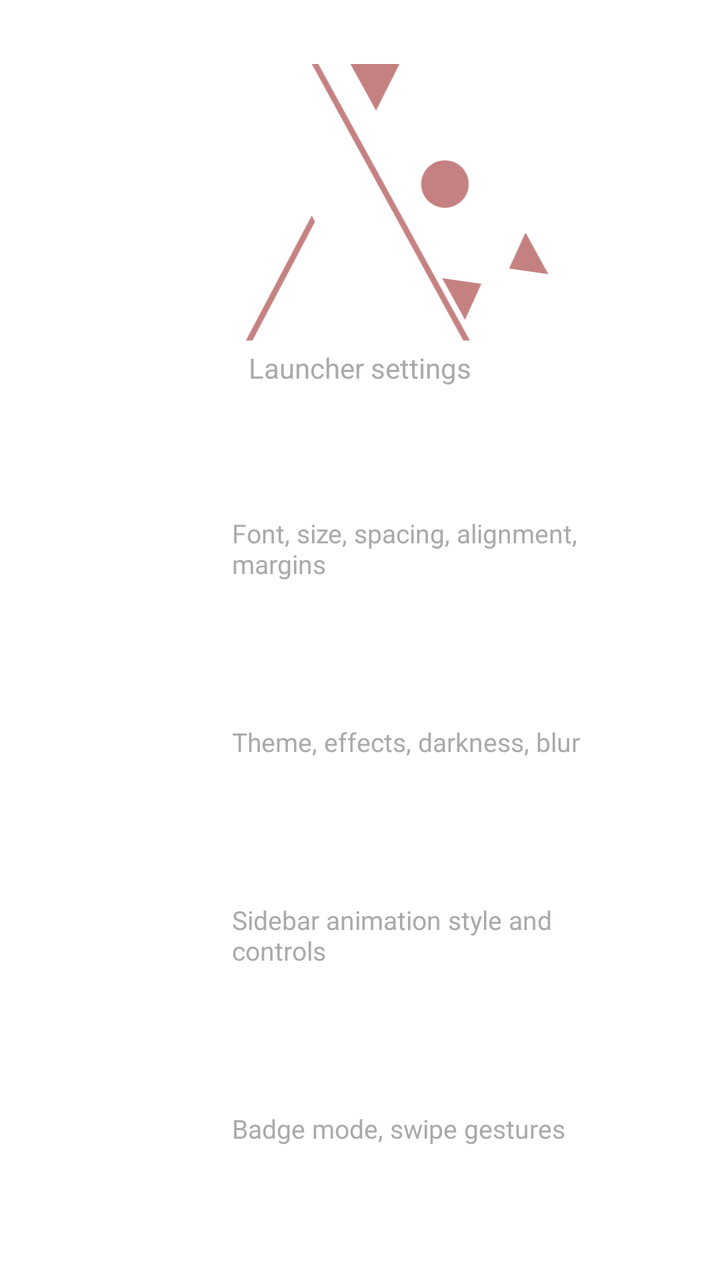
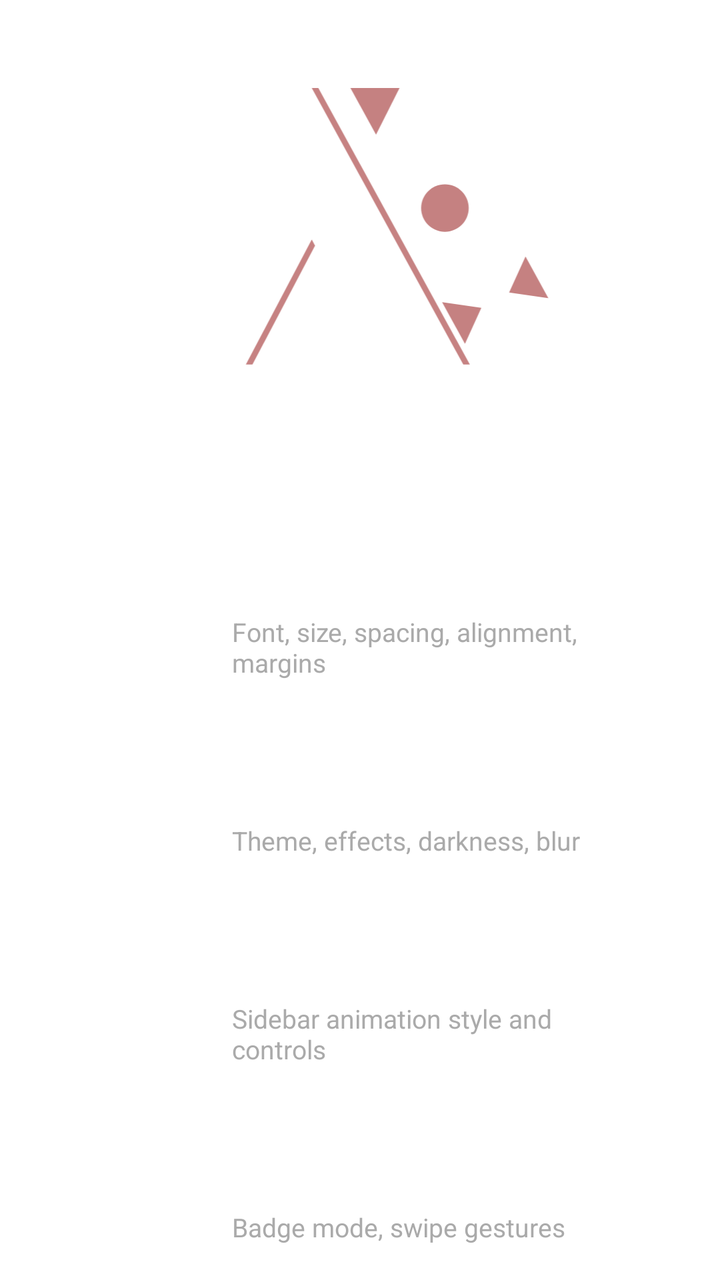

The first picture is an Android layout as it rendered before a commit; the second is the same layout after the commit. The layout source and the unified diff follow.
<!-- AndroidManifest.xml: application theme Theme.Avox -->
<!-- res/layout/fragment_settings_menu.xml -->
<?xml version="1.0" encoding="utf-8"?>
<ScrollView xmlns:android="http://schemas.android.com/apk/res/android"
    android:layout_width="match_parent"
    android:layout_height="match_parent"
    android:fillViewport="true">

    <LinearLayout
        android:layout_width="match_parent"
        android:layout_height="wrap_content"
        android:orientation="vertical"
        android:padding="32dp">

        <ImageView
            android:layout_width="200dp"
            android:layout_height="wrap_content"
            android:adjustViewBounds="true"
            android:layout_gravity="center_horizontal"
            android:src="@drawable/ic_avox_logo"
            android:contentDescription="@string/app_name" />

        <TextView
            android:layout_width="wrap_content"
            android:layout_height="wrap_content"
            android:layout_gravity="center_horizontal"
            android:text="@string/settings_menu_title"
            android:textColor="#AAAAAA"
            android:textSize="14sp"
            android:layout_marginTop="4dp"
            android:layout_marginBottom="24dp" />


        <LinearLayout
            android:id="@+id/cardAppearance"
            android:layout_width="match_parent"
            android:layout_height="wrap_content"
            android:orientation="horizontal"
            android:gravity="center_vertical"
            android:background="#00000000"
            android:paddingHorizontal="20dp"
            android:paddingVertical="16dp"
            android:layout_marginBottom="12dp"
            android:clickable="true"
            android:focusable="true">

            <TextView
                android:layout_width="48dp"
                android:layout_height="48dp"
                android:background="@drawable/circle_dark_bg"
                android:gravity="center"
                android:text="Aa"
                android:textColor="#FFFFFF"
                android:textSize="18sp"
                android:textStyle="bold"
                android:layout_marginEnd="16dp" />

            <LinearLayout
                android:layout_width="0dp"
                android:layout_height="wrap_content"
                android:layout_weight="1"
                android:orientation="vertical">

                <TextView
                    android:layout_width="wrap_content"
                    android:layout_height="wrap_content"
                    android:text="@string/settings_appearance"
                    android:textColor="#FFFFFF"
                    android:textSize="18sp"
                    android:textStyle="bold" />

                <TextView
                    android:layout_width="wrap_content"
                    android:layout_height="wrap_content"
                    android:text="@string/settings_appearance_summary"
                    android:textColor="#AAAAAA"
                    android:textSize="13sp" />
            </LinearLayout>
        </LinearLayout>

        <LinearLayout
            android:id="@+id/cardWallpaper"
            android:layout_width="match_parent"
            android:layout_height="wrap_content"
            android:orientation="horizontal"
            android:gravity="center_vertical"
            android:background="#00000000"
            android:paddingHorizontal="20dp"
            android:paddingVertical="16dp"
            android:layout_marginBottom="12dp"
            android:clickable="true"
            android:focusable="true">

            <TextView
                android:layout_width="48dp"
                android:layout_height="48dp"
                android:background="@drawable/circle_dark_bg"
                android:gravity="center"
                android:text="▣"
                android:textColor="#FFFFFF"
                android:textSize="22sp"
                android:textStyle="bold"
                android:layout_marginEnd="16dp" />

            <LinearLayout
                android:layout_width="0dp"
                android:layout_height="wrap_content"
                android:layout_weight="1"
                android:orientation="vertical">

                <TextView
                    android:layout_width="wrap_content"
                    android:layout_height="wrap_content"
                    android:text="@string/settings_wallpaper"
                    android:textColor="#FFFFFF"
                    android:textSize="18sp"
                    android:textStyle="bold" />

                <TextView
                    android:layout_width="wrap_content"
                    android:layout_height="wrap_content"
                    android:text="@string/settings_wallpaper_summary"
                    android:textColor="#AAAAAA"
                    android:textSize="13sp" />
            </LinearLayout>
        </LinearLayout>

        <LinearLayout
            android:id="@+id/cardAnimations"
            android:layout_width="match_parent"
            android:layout_height="wrap_content"
            android:orientation="horizontal"
            android:gravity="center_vertical"
            android:background="#00000000"
            android:paddingHorizontal="20dp"
            android:paddingVertical="16dp"
            android:layout_marginBottom="12dp"
            android:clickable="true"
            android:focusable="true">

            <TextView
                android:layout_width="48dp"
                android:layout_height="48dp"
                android:background="@drawable/circle_dark_bg"
                android:gravity="center"
                android:text="≈"
                android:textColor="#FFFFFF"
                android:textSize="24sp"
                android:textStyle="bold"
                android:layout_marginEnd="16dp" />

            <LinearLayout
                android:layout_width="0dp"
                android:layout_height="wrap_content"
                android:layout_weight="1"
                android:orientation="vertical">

                <TextView
                    android:layout_width="wrap_content"
                    android:layout_height="wrap_content"
                    android:text="@string/settings_animations"
                    android:textColor="#FFFFFF"
                    android:textSize="18sp"
                    android:textStyle="bold" />

                <TextView
                    android:layout_width="wrap_content"
                    android:layout_height="wrap_content"
                    android:text="@string/settings_animations_summary"
                    android:textColor="#AAAAAA"
                    android:textSize="13sp" />
            </LinearLayout>
        </LinearLayout>

        <LinearLayout
            android:id="@+id/cardNotifications"
            android:layout_width="match_parent"
            android:layout_height="wrap_content"
            android:orientation="horizontal"
            android:gravity="center_vertical"
            android:background="#00000000"
            android:paddingHorizontal="20dp"
            android:paddingVertical="16dp"
            android:layout_marginBottom="12dp"
            android:clickable="true"
            android:focusable="true">

            <TextView
                android:layout_width="48dp"
                android:layout_height="48dp"
                android:background="@drawable/circle_dark_bg"
                android:gravity="center"
                android:text="◔"
                android:textColor="#FFFFFF"
                android:textSize="22sp"
                android:textStyle="bold"
                android:layout_marginEnd="16dp" />

            <LinearLayout
                android:layout_width="0dp"
                android:layout_height="wrap_content"
                android:layout_weight="1"
                android:orientation="vertical">

                <TextView
                    android:layout_width="wrap_content"
                    android:layout_height="wrap_content"
                    android:text="@string/settings_notifications"
                    android:textColor="#FFFFFF"
                    android:textSize="18sp"
                    android:textStyle="bold" />

                <TextView
                    android:layout_width="wrap_content"
                    android:layout_height="wrap_content"
                    android:text="@string/settings_notifications_summary"
                    android:textColor="#AAAAAA"
                    android:textSize="13sp" />
            </LinearLayout>
        </LinearLayout>

        <LinearLayout
            android:id="@+id/cardHome"
            android:layout_width="match_parent"
            android:layout_height="wrap_content"
            android:orientation="horizontal"
            android:gravity="center_vertical"
            android:background="#00000000"
            android:paddingHorizontal="20dp"
            android:paddingVertical="16dp"
            android:layout_marginBottom="12dp"
            android:clickable="true"
            android:focusable="true">

            <TextView
                android:layout_width="48dp"
                android:layout_height="48dp"
                android:background="@drawable/circle_dark_bg"
                android:gravity="center"
                android:text="⌂"
                android:textColor="#FFFFFF"
                android:textSize="24sp"
                android:textStyle="bold"
                android:layout_marginEnd="16dp" />

            <LinearLayout
                android:layout_width="0dp"
                android:layout_height="wrap_content"
                android:layout_weight="1"
                android:orientation="vertical">

                <TextView
                    android:layout_width="wrap_content"
                    android:layout_height="wrap_content"
                    android:text="@string/settings_home"
                    android:textColor="#FFFFFF"
                    android:textSize="18sp"
                    android:textStyle="bold" />

                <TextView
                    android:layout_width="wrap_content"
                    android:layout_height="wrap_content"
                    android:text="@string/settings_home_summary"
                    android:textColor="#AAAAAA"
                    android:textSize="13sp" />
            </LinearLayout>
        </LinearLayout>

        <LinearLayout
            android:id="@+id/cardWidgets"
            android:layout_width="match_parent"
            android:layout_height="wrap_content"
            android:orientation="horizontal"
            android:gravity="center_vertical"
            android:background="#00000000"
            android:paddingHorizontal="20dp"
            android:paddingVertical="16dp"
            android:layout_marginBottom="12dp"
            android:clickable="true"
            android:focusable="true">

            <TextView
                android:layout_width="48dp"
                android:layout_height="48dp"
                android:background="@drawable/circle_dark_bg"
                android:gravity="center"
                android:text="⚙"
                android:textColor="#FFFFFF"
                android:textSize="24sp"
                android:textStyle="bold"
                android:layout_marginEnd="16dp" />

            <LinearLayout
                android:layout_width="0dp"
                android:layout_height="wrap_content"
                android:layout_weight="1"
                android:orientation="vertical">

                <TextView
                    android:layout_width="wrap_content"
                    android:layout_height="wrap_content"
                    android:text="@string/settings_widgets"
                    android:textColor="#FFFFFF"
                    android:textSize="18sp"
                    android:textStyle="bold" />

                <TextView
                    android:layout_width="wrap_content"
                    android:layout_height="wrap_content"
                    android:text="@string/settings_widgets_summary"
                    android:textColor="#AAAAAA"
                    android:textSize="13sp" />
            </LinearLayout>
        </LinearLayout>
        <View
            android:layout_width="match_parent"
            android:layout_height="1dp"
            android:background="#33FFFFFF"
            android:layout_marginTop="16dp"
            android:layout_marginBottom="16dp" />

        <TextView
            android:layout_width="wrap_content"
            android:layout_height="wrap_content"
            android:text="@string/settings_language_title"
            android:textColor="#FFFFFF"
            android:textSize="16sp"
            android:layout_marginBottom="8dp" />

        <TextView
            android:layout_width="match_parent"
            android:layout_height="wrap_content"
            android:text="@string/settings_language_summary"
            android:textColor="#AAAAAA"
            android:textSize="13sp"
            android:layout_marginBottom="12dp" />

        <Spinner
            android:id="@+id/languageSpinner"
            android:layout_width="match_parent"
            android:layout_height="wrap_content"
            android:layout_marginBottom="24dp" />

        <View
            android:layout_width="match_parent"
            android:layout_height="1dp"
            android:background="#33FFFFFF"
            android:layout_marginBottom="16dp" />

        <TextView
            android:layout_width="wrap_content"
            android:layout_height="wrap_content"
            android:text="@string/settings_backup_title"
            android:textColor="#FFFFFF"
            android:textSize="16sp"
            android:layout_marginBottom="8dp" />

        <TextView
            android:layout_width="match_parent"
            android:layout_height="wrap_content"
            android:text="@string/settings_backup_summary"
            android:textColor="#AAAAAA"
            android:textSize="13sp"
            android:layout_marginBottom="12dp" />

        <Button
            android:id="@+id/backupSettingsButton"
            android:layout_width="wrap_content"
            android:layout_height="wrap_content"
            android:text="@string/backup_settings_button"
            android:layout_marginBottom="12dp" />

        <Button
            android:id="@+id/restoreSettingsButton"
            android:layout_width="wrap_content"
            android:layout_height="wrap_content"
            android:text="@string/restore_settings_button"
            android:layout_marginBottom="24dp" />

        <TextView
            android:id="@+id/versionText"
            android:layout_width="wrap_content"
            android:layout_height="wrap_content"
            android:layout_gravity="center_horizontal"
            android:textColor="#FFFFFF"
            android:textSize="16sp"
            android:textStyle="bold"
            android:layout_marginBottom="8dp" />

    </LinearLayout>
</ScrollView>
<!-- resources referenced by this layout -->
<resources>
  <!-- drawable circle_dark_bg (drawable) -->
  <?xml version="1.0" encoding="utf-8"?>
  <shape xmlns:android="http://schemas.android.com/apk/res/android"
      android:shape="oval">
      <solid android:color="@android:color/transparent" />
      <size
          android:width="48dp"
          android:height="48dp" />
  </shape>
  <!-- drawable ic_avox_logo (drawable) -->
  <vector xmlns:android="http://schemas.android.com/apk/res/android" android:height="83.33309dp" android:viewportHeight="48" android:viewportWidth="69.293" android:width="120.3dp">
        
      <path android:fillColor="#ffffff" android:fillType="evenOdd" android:pathData="M69.293,40.082 L65.334,32.847 61.375,25.612 57.109,34.997 46.905,33.53 50.864,40.765 54.823,48 59.089,38.615Z" android:strokeWidth="1.12232"/>
        
      <path android:fillColor="#ffffff" android:pathData="m49.375,12.58c4.555,0 8.247,3.692 8.247,8.247 0,4.555 -3.692,8.247 -8.247,8.247 -4.555,0 -8.247,-3.692 -8.247,-8.247 0,-4.555 3.692,-8.247 8.247,-8.247z" android:strokeWidth="2.0617"/>
        
      <path android:fillColor="#ffffff" android:pathData="M28.561,0 L45.586,0.001 37.432,16.201Z" android:strokeWidth="2.04558"/>
        
      <path android:fillColor="#ffffff" android:fillType="evenOdd" android:pathData="M26.276,0 L0,47.983h52.553zM26.276,26.276 L14.852,47.983h22.849z" android:strokeWidth="1.14245"/>
        
      <path android:fillColor="#c58181" android:fillType="evenOdd" android:pathData="m67.313,36.464 l-1.98,-3.617 -1.98,-3.617 -2.844,6.257zM55.687,38.126 L48.884,37.148 50.864,40.765 52.844,44.383z" android:strokeWidth="0.561"/>
        
      <path android:fillColor="#c58181" android:pathData="m49.371,16.7c2.277,0 4.124,1.846 4.124,4.124 0,2.277 -1.846,4.124 -4.124,4.124 -2.278,0 -4.124,-1.846 -4.124,-4.124 0,-2.277 1.846,-4.124 4.124,-4.124z" android:strokeWidth="1.031"/>
        
      <path android:fillColor="#c58181" android:pathData="m32.987,-0 l8.512,0 -4.077,8.1z" android:strokeWidth="1.023"/>
        
      <path android:fillColor="#c68282" android:pathData="m26.276,-0 l26.276,47.983l1.142,0L27.419,-0l-0.571,0zM26.276,26.276 L14.852,47.983l1.142,0l10.853,-20.622z"/>
      
  </vector>
  <string name="app_name">Avox</string>
  <string name="backup_settings_button">Backup Settings</string>
  <string name="restore_settings_button">Restore Settings</string>
  <string name="settings_animations">Animations</string>
  <string name="settings_animations_summary">Sidebar animation style and controls</string>
  <string name="settings_appearance">Appearance</string>
  <string name="settings_appearance_summary">Font, size, spacing, alignment, margins</string>
  <string name="settings_backup_summary">Export launcher preferences or restore them from a
          previous backup.</string>
  <string name="settings_backup_title">Backup &amp; Restore</string>
  <string name="settings_home">Home</string>
  <string name="settings_home_summary">Favorites, home layout, quick actions</string>
  <string name="settings_language_summary">Use the system language when supported, or choose one
          manually.</string>
  <string name="settings_language_title">Language</string>
  <string name="settings_menu_title">Launcher settings</string>
  <string name="settings_notifications">Notifications</string>
  <string name="settings_notifications_summary">Badge mode, swipe gestures</string>
  <string name="settings_wallpaper">Wallpaper</string>
  <string name="settings_wallpaper_summary">Theme, effects, darkness, blur</string>
  <string name="settings_widgets">Widgets</string>
  <string name="settings_widgets_summary">Widget slots, swipe stacks, size, controls</string>
  <style name="Theme.Avox" parent="Theme.AppCompat.NoActionBar">
          <item name="android:windowBackground">@android:color/transparent</item>
          <item name="android:windowShowWallpaper">true</item>
          <item name="android:windowIsTranslucent">true</item>
      </style>
</resources>

<!-- the commit's change to res/layout/fragment_settings_menu.xml (unified diff, before → after) -->
@@ -15,6 +15,8 @@
             android:layout_height="wrap_content"
             android:adjustViewBounds="true"
             android:layout_gravity="center_horizontal"
+            android:layout_marginTop="12dp"
+            android:layout_marginBottom="8dp"
             android:src="@drawable/ic_avox_logo"
             android:contentDescription="@string/app_name" />
 
@@ -23,10 +25,11 @@
             android:layout_height="wrap_content"
             android:layout_gravity="center_horizontal"
             android:text="@string/settings_menu_title"
-            android:textColor="#AAAAAA"
-            android:textSize="14sp"
-            android:layout_marginTop="4dp"
-            android:layout_marginBottom="24dp" />
+            android:textColor="#FFFFFF"
+            android:textSize="24sp"
+            android:textStyle="bold"
+            android:layout_marginTop="12dp"
+            android:layout_marginBottom="32dp" />
 
 
         <LinearLayout
<!-- resource entries referenced after the edit -->
@@ -44,7 +44,7 @@
   <string name="settings_language_summary">Use the system language when supported, or choose one
           manually.</string>
   <string name="settings_language_title">Language</string>
-  <string name="settings_menu_title">Launcher settings</string>
+  <string name="settings_menu_title">Avox Launcher settings</string>
   <string name="settings_notifications">Notifications</string>
   <string name="settings_notifications_summary">Badge mode, swipe gestures</string>
   <string name="settings_wallpaper">Wallpaper</string>
